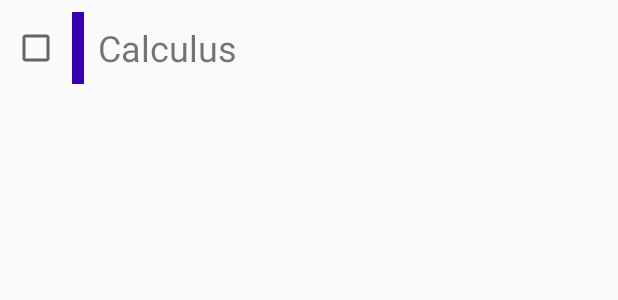
After one commit to idan10000/HWManager, an Android app: the layout course_list_item.xml on its own in the app's theme, with its tools: preview values and no code run, on a phone screen of 412 x 824 dp. The commit adds this screen. Shown: the top 300 px of the screen. Run offline under Robolectric (Android 15) with nearby library versions, the phone set to English and light mode, and no system bars.

Commit message:
Continued Design

```diff
--- /dev/null
+++ b/app/src/main/res/layout/course_list_item.xml
@@ -0,0 +1,45 @@
+<?xml version="1.0" encoding="utf-8"?>
+<androidx.constraintlayout.widget.ConstraintLayout xmlns:android="http://schemas.android.com/apk/res/android"
+    xmlns:app="http://schemas.android.com/apk/res-auto"
+    xmlns:tools="http://schemas.android.com/tools"
+    android:layout_width="match_parent"
+    android:layout_height="match_parent">
+
+
+    <LinearLayout
+        android:id="@+id/CLI_colorStrip"
+        android:layout_width="8dp"
+        android:layout_height="48dp"
+        android:layout_marginStart="8dp"
+        android:layout_marginTop="8dp"
+        android:background="@color/design_default_color_primary_variant"
+        android:orientation="horizontal"
+        app:layout_constraintStart_toEndOf="@+id/CLI_subscribeCheckBox"
+        app:layout_constraintTop_toTopOf="parent" />
+
+    <TextView
+        android:id="@+id/ELI_taskText"
+        android:layout_width="0dp"
+        android:layout_height="0dp"
+        android:layout_marginStart="9dp"
+        android:layout_marginTop="8dp"
+        android:layout_marginEnd="8dp"
+        android:gravity="center|left"
+        android:text="Calculus"
+        android:textIsSelectable="false"
+        android:textSize="24sp"
+        app:layout_constraintBottom_toBottomOf="@+id/CLI_colorStrip"
+        app:layout_constraintEnd_toEndOf="parent"
+        app:layout_constraintStart_toEndOf="@+id/CLI_colorStrip"
+        app:layout_constraintTop_toTopOf="parent" />
+
+    <CheckBox
+        android:id="@+id/CLI_subscribeCheckBox"
+        android:layout_width="wrap_content"
+        android:layout_height="wrap_content"
+        android:layout_marginStart="8dp"
+        app:layout_constraintBottom_toBottomOf="@+id/CLI_colorStrip"
+        app:layout_constraintStart_toStartOf="parent"
+        app:layout_constraintTop_toTopOf="@+id/CLI_colorStrip" />
+
+</androidx.constraintlayout.widget.ConstraintLayout>
--- a/app/src/main/res/layout/event_list_item.xml
+++ b/app/src/main/res/layout/event_list_item.xml
@@ -18,7 +18,7 @@
 
 
     <LinearLayout
-        android:id="@+id/linearLayout"
+        android:id="@+id/CLI_colorStrip"
         android:layout_width="8dp"
         android:layout_height="48dp"
         android:layout_marginStart="8dp"
@@ -45,9 +45,9 @@
         android:layout_marginTop="8dp"
         android:layout_marginEnd="8dp"
         android:text="HW2 in calculus"
-        app:layout_constraintBottom_toBottomOf="@+id/linearLayout"
+        app:layout_constraintBottom_toBottomOf="@+id/ELI_colorStrip"
         app:layout_constraintEnd_toEndOf="parent"
-        app:layout_constraintStart_toEndOf="@+id/linearLayout"
+        app:layout_constraintStart_toEndOf="@+id/ELI_colorStrip"
         app:layout_constraintTop_toTopOf="parent" />
 
 </androidx.constraintlayout.widget.ConstraintLayout>
```
Also changed, not shown: app/src/main/res/layout/fragment_all_courses.xml (+13 -2 lines), app/src/main/res/layout/fragment_my_courses.xml (+1 -13 lines).
